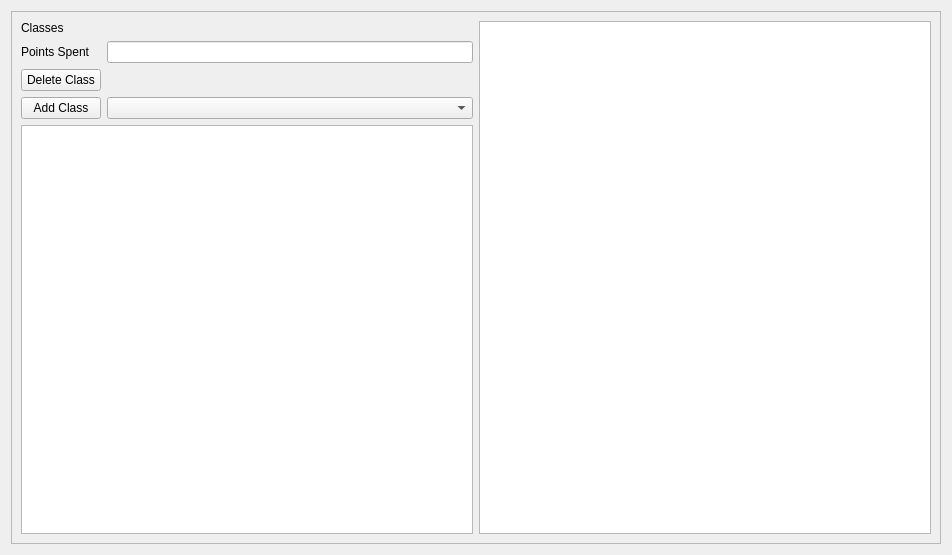
The window that builder/Classes.ui (lambertlb/CharacterManager) describes before a commit, drawn with Qt 5.
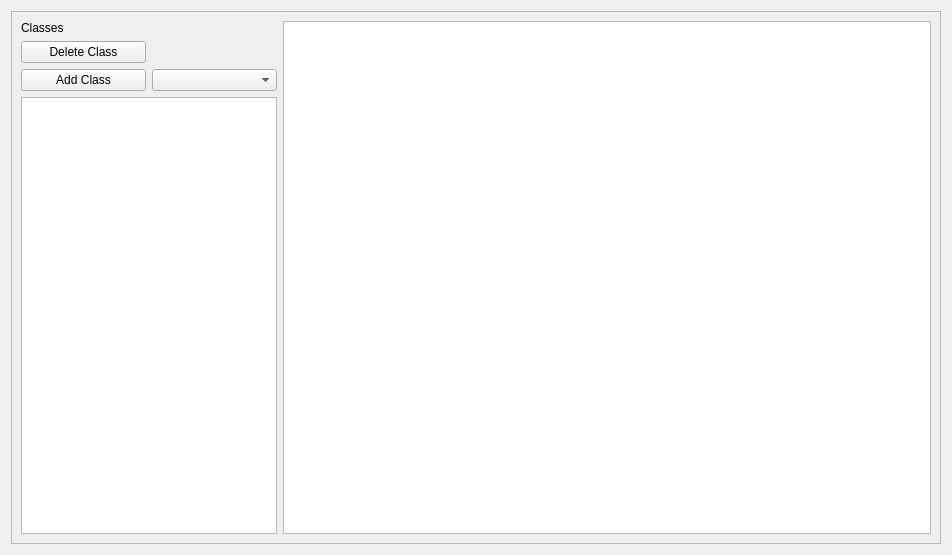
The same window after the commit.

Commit message: added ability to add and delete classes

```diff
--- a/builder/Classes.ui
+++ b/builder/Classes.ui
@@ -25,26 +25,9 @@
      <layout class="QHBoxLayout" name="horizontalLayout">
       <item>
        <layout class="QGridLayout" name="gridLayout">
-        <item row="4" column="0" colspan="2">
+        <item row="3" column="0" colspan="2">
          <widget class="QListWidget" name="classesListWidget"/>
         </item>
-        <item row="3" column="0">
-         <widget class="QPushButton" name="addClassButton">
-          <property name="text">
-           <string>Add Class</string>
-          </property>
-         </widget>
-        </item>
-        <item row="1" column="1">
-         <widget class="QLineEdit" name="pointsSpentEdit">
-          <property name="readOnly">
-           <bool>true</bool>
-          </property>
-         </widget>
-        </item>
-        <item row="3" column="1">
-         <widget class="QComboBox" name="classesComboBox"/>
-        </item>
         <item row="0" column="0">
          <widget class="QLabel" name="label">
           <property name="text">
@@ -53,23 +36,30 @@
          </widget>
         </item>
         <item row="1" column="0">
-         <widget class="QLabel" name="pointsSpentLabel">
-          <property name="text">
-           <string>Points Spent</string>
-          </property>
-         </widget>
-        </item>
-        <item row="2" column="0">
          <widget class="QPushButton" name="deleteClassButton">
           <property name="text">
            <string>Delete Class</string>
           </property>
          </widget>
         </item>
+        <item row="2" column="1">
+         <widget class="QComboBox" name="classesComboBox"/>
+        </item>
+        <item row="2" column="0">
+         <widget class="QPushButton" name="addClassButton">
+          <property name="text">
+           <string>Add Class</string>
+          </property>
+         </widget>
+        </item>
        </layout>
       </item>
       <item>
-       <widget class="QTextEdit" name="textEdit"/>
+       <widget class="QTextEdit" name="textEdit">
+        <property name="readOnly">
+         <bool>true</bool>
+        </property>
+       </widget>
       </item>
      </layout>
     </widget>
```
The commit also changes 6 other files.
